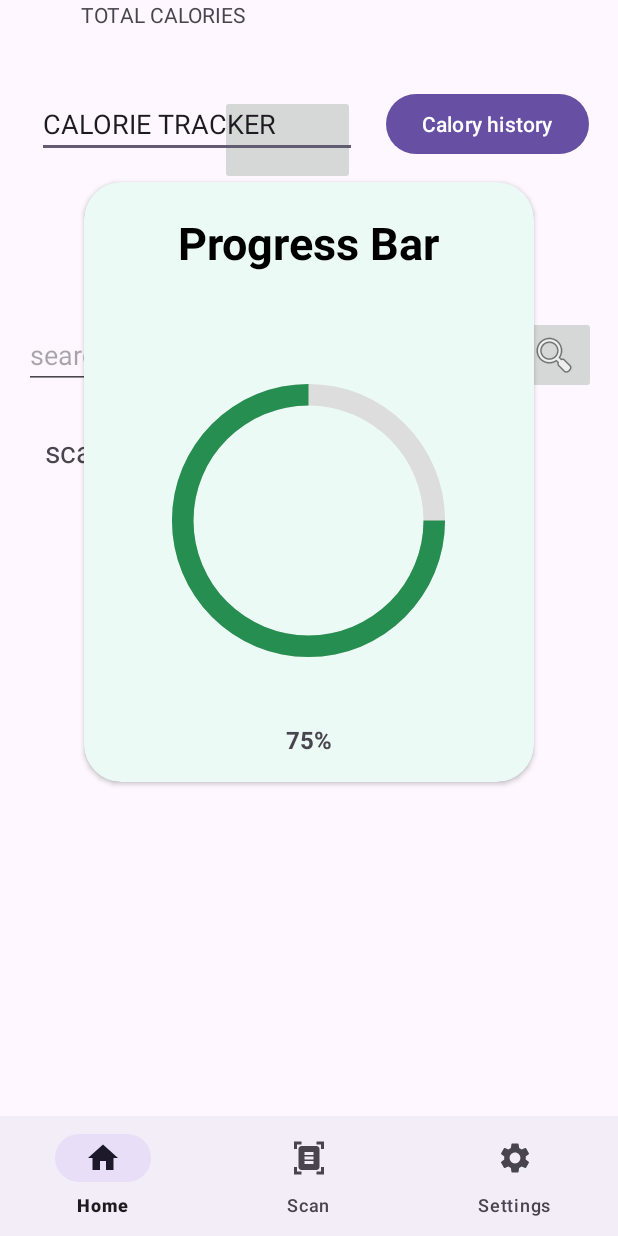
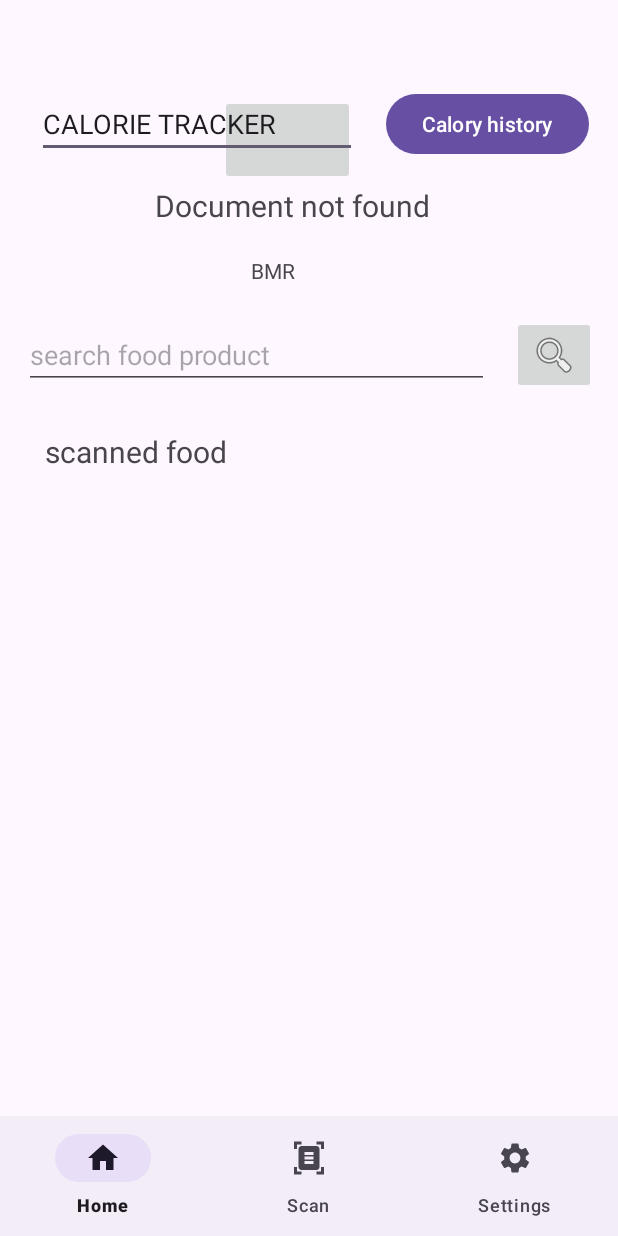
Before and after one commit to michaelis2/Halalify, an Android app: the HomeFragment screen opened directly, with no data from a screen before it, on a phone screen of 412 x 824 dp. Run offline under Robolectric (Android 15) with nearby library versions, the phone set to English and light mode, and no system bars; our stand-ins replace Firebase (no records; nobody signed in at launch, a user with empty details on screens opened directly); pictures from the network do not load.

Commit message:
moved progress bar to calorie history

```diff
--- a/app/src/main/java/com/example/halalify/HomeFragment.kt
+++ b/app/src/main/java/com/example/halalify/HomeFragment.kt
@@ -27,8 +27,8 @@ class HomeFragment : Fragment() {
     private var param2: String? = null
 
     private lateinit var sharedViewModel: SharedViewModel
-    private lateinit var progressbar: ProgressBar
-    private lateinit var calorieTextView: TextView
+    //private lateinit var progressbar: ProgressBar
+   // private lateinit var calorieTextView: TextView
 
     private var _binding: FragmentHomeBinding? = null
     private val binding get() = _binding!!
@@ -56,8 +56,8 @@ class HomeFragment : Fragment() {
         val searchBar = binding.textInputEditText
         val searchButton = binding.searchbutton
 
-        progressbar = binding.Prog // Updated to use binding
-        calorieTextView = binding.txtper // Updated to use binding
+        //progressbar = binding.Prog // Updated to use binding
+            //calorieTextView = binding.txtper // Updated to use binding
 
        /*sharedViewModel.totalCalories.observe(viewLifecycleOwner) { totalCalories ->
             updateProgressBar(totalCalories)
@@ -85,6 +85,9 @@ class HomeFragment : Fragment() {
                         }
 
                         val bmr = calculateBMR(gender, age, height, weight)
+                        val intent = Intent(requireContext(), caloriehistory::class.java)
+                        intent.putExtra("BMR_VALUE", bmr)
+
                         binding.basalmetabolicratedisplay.text = "BMR: ${bmr.toInt()} kcal/day"
                     } else {
                         binding.Usernamehome.text = "Document not found"
@@ -112,14 +115,6 @@ class HomeFragment : Fragment() {
     }
 
 
-    private fun updateProgressBar(totalCalories: Int) {
-        val maxCalories = 2000
-        progressbar.max = maxCalories
-        progressbar.progress = totalCalories
-        calorieTextView.text = "Calories Today: $totalCalories / $maxCalories"
-
-        Log.d("HomeFragment", "Updated ProgressBar: $totalCalories")
-    }
 
 
     private fun fetchLastThreeFoods(db: FirebaseFirestore) {
--- a/app/src/main/java/com/example/halalify/MainActivity.kt
+++ b/app/src/main/java/com/example/halalify/MainActivity.kt
@@ -8,6 +8,7 @@ import androidx.appcompat.app.AppCompatActivity
 import androidx.core.content.ContextCompat
 import androidx.fragment.app.Fragment
 import com.example.halalify.databinding.ActivityMainBinding
+import com.example.halalify.SettingFragment
 
 class MainActivity : AppCompatActivity() {
 
--- a/app/src/main/res/layout/fragment_home.xml
+++ b/app/src/main/res/layout/fragment_home.xml
@@ -168,68 +168,7 @@
             app:layout_constraintStart_toStartOf="parent"
             app:layout_constraintTop_toBottomOf="@+id/FoodImage3" />
 
-        <androidx.cardview.widget.CardView
-            android:layout_width="300dp"
-            android:layout_height="400dp"
-            android:backgroundTint="#ECFAF5"
-            app:cardElevation="2dp"
-            android:layout_marginTop="16dp"
-            app:cardCornerRadius="25dp"
-            app:layout_constraintTop_toBottomOf="@+id/editTextText4"
-            app:layout_constraintStart_toStartOf="parent"
-            app:layout_constraintEnd_toEndOf="parent">
 
-            <LinearLayout
-                android:layout_width="match_parent"
-                android:layout_height="match_parent"
-                android:orientation="vertical"
-                android:gravity="center_horizontal">
-
-                <TextView
-                    android:layout_width="wrap_content"
-                    android:layout_height="wrap_content"
-                    android:text="Progress Bar"
-                    android:textSize="30sp"
-                    android:textStyle="bold"
-                    android:textColor="@color/black"
-                    android:layout_gravity="center_horizontal"
-                    android:layout_marginTop="20dp" />
-
-                <ProgressBar
-                    android:id="@+id/Prog"
-                    android:layout_marginTop="50dp"
-                    android:layout_width="230dp"
-                    android:layout_height="230dp"
-                    android:indeterminateOnly="false"
-                    android:progress="75"
-                    android:layout_gravity="center_horizontal"
-                    android:progressDrawable="@drawable/circle" />
-
-                <TextView
-                    android:id="@+id/txtper"
-                    android:layout_width="wrap_content"
-                    android:layout_height="wrap_content"
-                    android:text="75%"
-                    android:textStyle="bold"
-                    android:layout_gravity="center_horizontal"
-                    android:layout_marginTop="20dp"
-                    android:textSize="16dp" />
-
-            </LinearLayout>
-
-        </androidx.cardview.widget.CardView>
-
-
-        <TextView
-            android:id="@+id/textView12"
-            android:layout_width="wrap_content"
-            android:layout_height="wrap_content"
-            android:layout_marginTop="100dp"
-            android:text="TOTAL CALORIES"
-            app:layout_constraintEnd_toEndOf="parent"
-            app:layout_constraintHorizontal_bias="0.178"
-            app:layout_constraintStart_toStartOf="parent"
-            app:layout_constraintTop_toTopOf="@+id/progressbar" />
 
         <Button
             android:id="@+id/button3"
```
Also changed, not shown: app/src/main/java/com/example/halalify/ScanFragment.kt (+6 -2 lines), app/src/main/java/com/example/halalify/caloriehistory.kt (+15 -2 lines), app/src/main/res/layout/activity_caloriehistory.xml (+42 -0 lines), app/src/main/java/com/example/halalify/SettingFragment.kt (line endings or trailing spaces).
